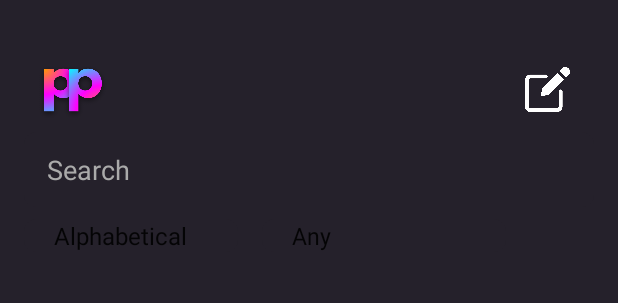
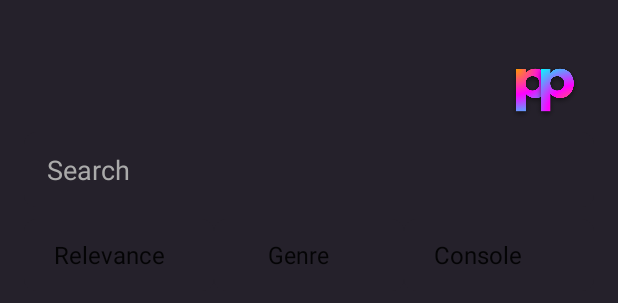
Before and after one commit to PioRomo/137Project, an Android app: the layout activity_search.xml on its own in the app's theme, with its tools: preview values and no code run, on a phone screen of 412 x 824 dp. Shown: the top 303 px of the screen. Run offline under Robolectric (Android 15) with nearby library versions, the phone set to English and light mode, and no system bars.

Commit message:
Filters complete, Main page search bar not routes to search page. Bug fixes.

```diff
--- a/app/src/main/res/layout/activity_search.xml
+++ b/app/src/main/res/layout/activity_search.xml
@@ -20,19 +20,12 @@
         <ImageView
             android:id="@+id/pixelpedialogo"
             android:layout_width="65dp"
-            android:layout_height="match_parent"
-            android:layout_alignParentStart="true"
-            android:layout_marginStart="0dp"
-            android:src="@drawable/pixelpedialogo" />
+            android:layout_height="65dp"
+            android:src="@drawable/pixelpedialogo"
+            android:layout_alignParentEnd="true"
+            android:layout_marginEnd="0dp"
+            android:layout_centerVertical="true"/>
 
-        <ImageView
-            android:id="@+id/edit"
-            android:layout_width="30dp"
-            android:layout_height="30dp"
-            android:src="@drawable/edit"
-            android:layout_alignParentEnd="true"
-            android:layout_marginEnd="16dp"
-            android:layout_centerVertical="true"/>
     </RelativeLayout>
     <!-- Search Bar -->
     <EditText
@@ -55,25 +48,33 @@
         android:paddingTop="8dp"
         android:paddingBottom="8dp">
 
-        <!-- Sort Dropdown -->
         <Spinner
             android:id="@+id/sortSpinner"
-            android:layout_width="wrap_content"
-            android:layout_height="wrap_content"
+            android:layout_width="0dp"
+            android:layout_height="48dp"
+            android:layout_weight="1"
             android:background="@drawable/filter_background"
             android:textColor="@android:color/white"
             android:entries="@array/sort_options"/>
 
-        <!-- Genre Dropdown -->
         <Spinner
             android:id="@+id/genreSpinner"
-            android:layout_width="wrap_content"
-            android:layout_height="wrap_content"
-            android:layout_marginStart="16dp"
+            android:layout_width="0dp"
+            android:paddingStart="28dp"
+            android:layout_height="48dp"
+            android:layout_weight="1"
             android:background="@drawable/filter_background"
             android:textColor="@android:color/white"
             android:entries="@array/genre_options"/>
 
+        <Spinner
+            android:id="@+id/consoleSpinner"
+            android:layout_width="0dp"
+            android:layout_height="48dp"
+            android:layout_weight="1"
+            android:background="@drawable/filter_background"
+            android:textColor="@android:color/white"
+            android:entries="@array/console_options"/>
     </LinearLayout>
 
     <!-- RecyclerView to show game results -->
--- a/app/src/main/res/values/strings.xml
+++ b/app/src/main/res/values/strings.xml
@@ -8,15 +8,24 @@
     <string name="title_activity_change_username">ChangeUsernameActivity</string>
     <string name="title_activity_individual_game">IndividualGameActivity</string>
     <string-array name="sort_options">
+        <item>Relevance</item>
         <item>Alphabetical</item>
-        <item>Most Relevant</item>
     </string-array>
     <string-array name="genre_options">
-        <item>Any</item>
+        <item>Genre</item>
         <item>Sports</item>
         <item>Action-adventure</item>
         <item>Battle Royale</item>
         <item>Platform</item>
         <item>Survival</item>
     </string-array>
+    <string-array name="console_options">
+        <item>Console</item>
+        <item>Wii</item>
+        <item>PS5</item>
+        <item>Cross-platform</item>
+        <item>N64</item>
+        <item>Nintendo Switch</item>
+        <item>GameCube</item>
+    </string-array>
 </resources>
```
Also changed, not shown: app/src/main/java/com/example/pixelpedia/LibraryActivity.kt (+6 -1 lines), app/src/main/java/com/example/pixelpedia/MainActivity.kt (+17 -0 lines), app/src/main/java/com/example/pixelpedia/SearchActivity.kt (+39 -5 lines).
